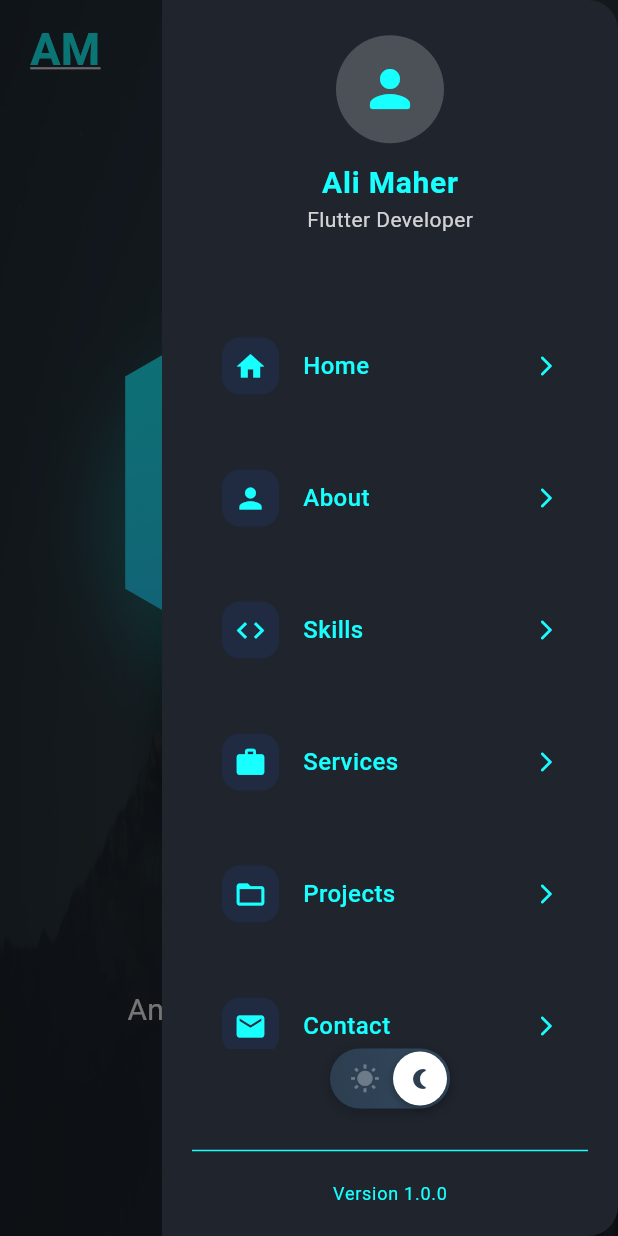
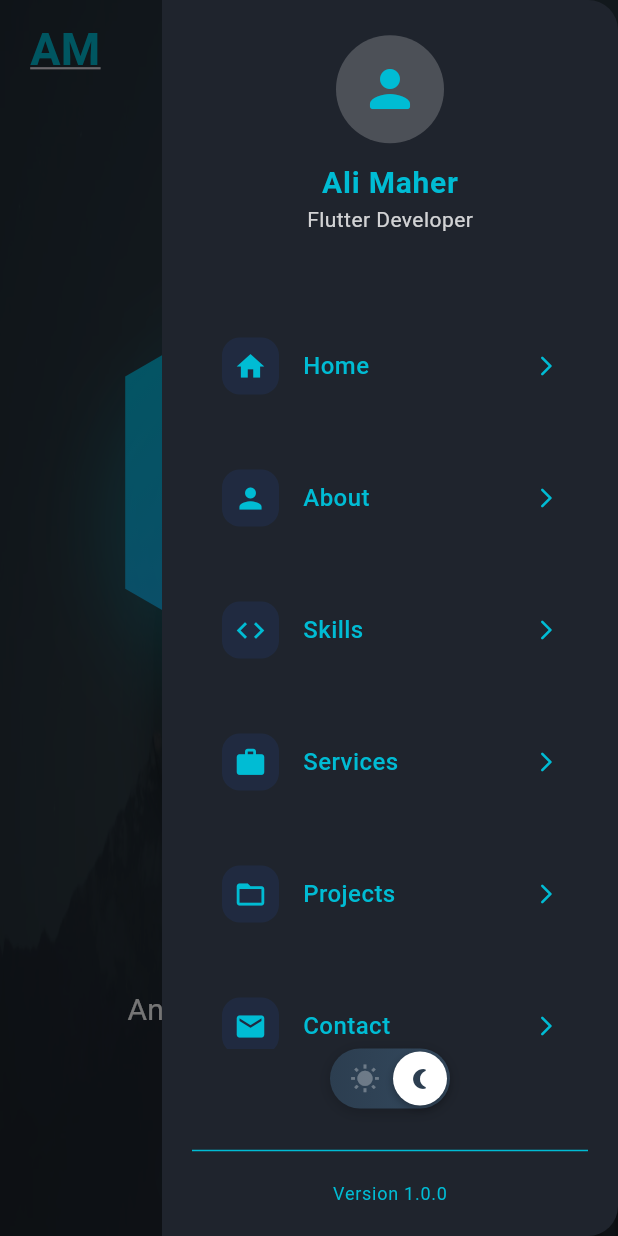
Before and after one commit to ALi-Maher-Mohamed/my-portfolio, a Flutter app: the screen it shows after launch, after a tap on the "menu" icon, on a phone screen of 412 x 824 dp. Run offline on Flutter 3.47's test engine with Material 3 defaults, Android fonts, the phone set to English and light mode, and no system bars; drawn by our look-alikes of scroll_to_index; our stand-ins replace flutter_animate, font_awesome_flutter, visibility_detector.

Commit message:
2edit colors

```diff
--- a/lib/core/constant/theme.dart
+++ b/lib/core/constant/theme.dart
@@ -4,7 +4,7 @@ class CustomColors {
   static const Color scaffold1 = Color(0xFF1F242D);
   static const Color mainTextColor = Colors.amber;
   static const Color scaffold2 = Color(0xFF1F242D);
-  static const Color secondaryTextColor = Colors.cyanAccent;
+  static const Color secondaryTextColor = Colors.cyan;
 }
 
 class AppLightTheme {
--- a/lib/presentation/widgets/mobile/about_me_mobile.dart
+++ b/lib/presentation/widgets/mobile/about_me_mobile.dart
@@ -65,9 +65,8 @@ class AboutMeMobile extends StatelessWidget {
               TextSpan(
                 text: "Me",
                 style: TextStyle(
-                  color: isLightMode
-                      ? LightThemeColors.primaryCyan
-                      : Colors.cyanAccent,
+                  color:
+                      isLightMode ? LightThemeColors.primaryCyan : Colors.cyan,
                   fontSize: fontSize,
                   fontWeight: FontWeight.w700,
                   letterSpacing: 1.1,
@@ -88,8 +87,8 @@ class AboutMeMobile extends StatelessWidget {
                       LightThemeColors.primaryCyan.withOpacity(0.3),
                     ]
                   : [
-                      Colors.cyanAccent,
-                      Colors.cyanAccent.withOpacity(0.3),
+                      Colors.cyan,
+                      Colors.cyan.withOpacity(0.3),
                     ],
             ),
             borderRadius: BorderRadius.circular(2),
@@ -127,7 +126,7 @@ class AboutMeMobile extends StatelessWidget {
               border: Border.all(
                 color: isLightMode
                     ? LightThemeColors.borderLight
-                    : Colors.cyanAccent.withOpacity(0.3),
+                    : Colors.cyan.withOpacity(0.3),
                 width: 2,
               ),
             ),
@@ -138,7 +137,7 @@ class AboutMeMobile extends StatelessWidget {
               indicator: BoxDecoration(
                 color: isLightMode
                     ? LightThemeColors.primaryCyan.withOpacity(0.2)
-                    : Colors.cyanAccent.withOpacity(0.2),
+                    : Colors.cyan.withOpacity(0.2),
                 borderRadius: BorderRadius.circular(16),
               ),
               labelColor:
@@ -418,7 +417,7 @@ class AboutMeMobile extends StatelessWidget {
         border: Border.all(
           color: isLightMode
               ? LightThemeColors.borderLight
-              : Colors.cyanAccent.withOpacity(0.2),
+              : Colors.cyan.withOpacity(0.2),
           width: 1,
         ),
         boxShadow: [
@@ -439,20 +438,18 @@ class AboutMeMobile extends StatelessWidget {
             decoration: BoxDecoration(
               color: isLightMode
                   ? LightThemeColors.bgSecondary
-                  : Colors.cyanAccent.withOpacity(0.1),
+                  : Colors.cyan.withOpacity(0.1),
               borderRadius: BorderRadius.circular(8),
               border: Border.all(
                 color: isLightMode
                     ? LightThemeColors.borderLight
-                    : Colors.cyanAccent.withOpacity(0.2),
+                    : Colors.cyan.withOpacity(0.2),
                 width: 1,
               ),
             ),
             child: Icon(
               icon,
-              color: isLightMode
-                  ? LightThemeColors.primaryCyan
-                  : Colors.cyanAccent,
+              color: isLightMode ? LightThemeColors.primaryCyan : Colors.cyan,
               size: iconSize * 0.5,
             ),
           ),
@@ -466,7 +463,7 @@ class AboutMeMobile extends StatelessWidget {
                   style: TextStyle(
                     color: isLightMode
                         ? LightThemeColors.primaryCyan
-                        : Colors.cyanAccent,
+                        : Colors.cyan,
                     fontWeight: FontWeight.w600,
                     fontSize: titleFontSize,
                   ),
@@ -580,7 +577,7 @@ class AboutMeMobile extends StatelessWidget {
         border: Border.all(
           color: isLightMode
               ? LightThemeColors.borderLight
-              : Colors.cyanAccent.withOpacity(0.2),
+              : Colors.cyan.withOpacity(0.2),
           width: 1,
         ),
         boxShadow: [
@@ -599,9 +596,7 @@ class AboutMeMobile extends StatelessWidget {
           Text(
             title,
             style: TextStyle(
-              color: isLightMode
-                  ? LightThemeColors.primaryCyan
-                  : Colors.cyanAccent,
+              color: isLightMode ? LightThemeColors.primaryCyan : Colors.cyan,
               fontWeight: FontWeight.w600,
               fontSize: titleSize,
             ),
@@ -618,12 +613,12 @@ class AboutMeMobile extends StatelessWidget {
                       decoration: BoxDecoration(
                         color: isLightMode
                             ? LightThemeColors.bgSecondary
-                            : Colors.cyanAccent.withOpacity(0.1),
+                            : Colors.cyan.withOpacity(0.1),
                         borderRadius: BorderRadius.circular(16),
                         border: Border.all(
                           color: isLightMode
                               ? LightThemeColors.borderLight
-                              : Colors.cyanAccent.withOpacity(0.2),
+                              : Colors.cyan.withOpacity(0.2),
                           width: 1,
                         ),
                       ),
--- a/lib/presentation/widgets/mobile/contact_me_mobile.dart
+++ b/lib/presentation/widgets/mobile/contact_me_mobile.dart
@@ -99,7 +99,7 @@ class _ContactMeMobileState extends State<ContactMeMobile>
                 child: Padding(
                   padding: const EdgeInsets.all(16.0),
                   child: Column(
-                    mainAxisAlignment: MainAxisAlignment.spaceBetween,
+                    mainAxisAlignment: MainAxisAlignment.spaceEvenly,
                     crossAxisAlignment: CrossAxisAlignment.center,
                     children: [
                       _buildSectionHeader(screenWidth, isLightMode),
--- a/lib/presentation/widgets/mobile/main_mobile.dart
+++ b/lib/presentation/widgets/mobile/main_mobile.dart
@@ -143,7 +143,7 @@ class _MainMobileState extends State<MainMobile>
                             LightThemeColors.textPrimary,
                             LightThemeColors.primaryCyan
                           ]
-                        : [Colors.cyanAccent, Colors.white, Colors.cyanAccent],
+                        : [Colors.cyan, Colors.white, Colors.cyan],
                     stops: const [0.0, 0.5, 1.0],
                   ).createShader(bounds),
                   child: Text(
--- a/lib/presentation/widgets/shared_hexagon_image.dart
+++ b/lib/presentation/widgets/shared_hexagon_image.dart
@@ -100,7 +100,7 @@ class _HexagonAnimatedImageState extends State<HexagonAnimatedImage>
                                   LightThemeColors.primaryCyan,
                                   LightThemeColors.bgSecondary,
                                 ]
-                              : [Colors.cyanAccent, Colors.blueAccent],
+                              : [Colors.cyan, Colors.blueAccent],
                           begin: Alignment.topLeft,
                           end: Alignment.bottomRight,
                         ),
@@ -118,7 +118,7 @@ class _HexagonAnimatedImageState extends State<HexagonAnimatedImage>
                         BoxShadow(
                           color: isLightMode
                               ? LightThemeColors.primaryCyan.withOpacity(0.3)
-                              : Colors.cyanAccent.withOpacity(0.3),
+                              : Colors.cyan.withOpacity(0.3),
                           blurRadius: 50,
                           spreadRadius: 20,
                         ),
--- a/lib/presentation/widgets/shared_main.dart
+++ b/lib/presentation/widgets/shared_main.dart
@@ -8,22 +8,22 @@ class MainShared {
       {
         'icon': FontAwesomeIcons.facebook,
         'url': 'https://www.facebook.com/ali.maher.403247',
-        'color': isLightMode ? LightThemeColors.primaryCyan : Colors.cyanAccent,
+        'color': isLightMode ? LightThemeColors.primaryCyan : Colors.cyan,
       },
       {
         'icon': FontAwesomeIcons.linkedin,
         'url': 'https://www.linkedin.com/in/ali-maher-maher',
-        'color': isLightMode ? LightThemeColors.primaryCyan : Colors.cyanAccent,
+        'color': isLightMode ? LightThemeColors.primaryCyan : Colors.cyan,
       },
       {
         'icon': FontAwesomeIcons.envelope,
         'url': 'mailto:ali.maher0013@gmail.com?subject=Hello',
-        'color': isLightMode ? LightThemeColors.primaryCyan : Colors.cyanAccent,
+        'color': isLightMode ? LightThemeColors.primaryCyan : Colors.cyan,
       },
       {
         'icon': FontAwesomeIcons.github,
         'url': 'https://github.com/ALi-Maher-Mohamed',
-        'color': isLightMode ? LightThemeColors.primaryCyan : Colors.cyanAccent,
+        'color': isLightMode ? LightThemeColors.primaryCyan : Colors.cyan,
       },
     ];
   }
@@ -97,18 +97,18 @@ class MainShared {
   }
 
   static Color getAccentColor(bool isLightMode) {
-    return isLightMode ? LightThemeColors.primaryCyan : Colors.cyanAccent;
+    return isLightMode ? LightThemeColors.primaryCyan : Colors.cyan;
   }
 
   static Color getCardColor(bool isLightMode) {
     return isLightMode
         ? LightThemeColors.accentCyan.withOpacity(0.1)
-        : Colors.cyanAccent.withOpacity(0.1);
+        : Colors.cyan.withOpacity(0.1);
   }
 
   static Color getBorderColor(bool isLightMode) {
     return isLightMode
         ? LightThemeColors.borderLight
-        : Colors.cyanAccent.withOpacity(0.2);
+        : Colors.cyan.withOpacity(0.2);
   }
 }
--- a/lib/presentation/widgets/shared_side_logo.dart
+++ b/lib/presentation/widgets/shared_side_logo.dart
@@ -20,7 +20,7 @@ class SideLogo extends StatelessWidget {
           decoration: TextDecoration.underline,
           fontSize: 30,
           fontWeight: FontWeight.bold,
-          color: isLightMode ? LightThemeColors.primaryCyan : Colors.cyanAccent,
+          color: isLightMode ? LightThemeColors.primaryCyan : Colors.cyan,
         ),
       ),
     );
--- a/lib/presentation/widgets/web/custom_nav_text_button.dart
+++ b/lib/presentation/widgets/web/custom_nav_text_button.dart
@@ -36,7 +36,7 @@ class CustomTextButton extends StatelessWidget {
           fontSize: MediaQuery.of(context).size.width / 80, // حجم أفضل
           color: isLightMode
               ? LightThemeColors.primaryCyan // الأزرق الجديد بدلاً من السماوي
-              : Colors.cyanAccent,
+              : Colors.cyan,
           letterSpacing: 0.3, // تباعد أحرف أفضل
         ),
       ),
```
Also changed, not shown: lib/presentation/widgets/mobile/my_project_mobile.dart (+10 -12 lines), lib/presentation/widgets/mobile/my_services_mobile.dart (+7 -10 lines), lib/presentation/widgets/mobile/my_skills_mobile.dart (+6 -7 lines), lib/presentation/widgets/shared_my_projects.dart (+5 -8 lines), lib/presentation/widgets/web/about_me_web.dart (+19 -24 lines), lib/presentation/widgets/web/my_projects_web.dart (+15 -31 lines), lib/presentation/widgets/web/my_service_web.dart (+9 -12 lines), lib/presentation/widgets/web/my_skills_web.dart (+6 -7 lines), 2 other files.
